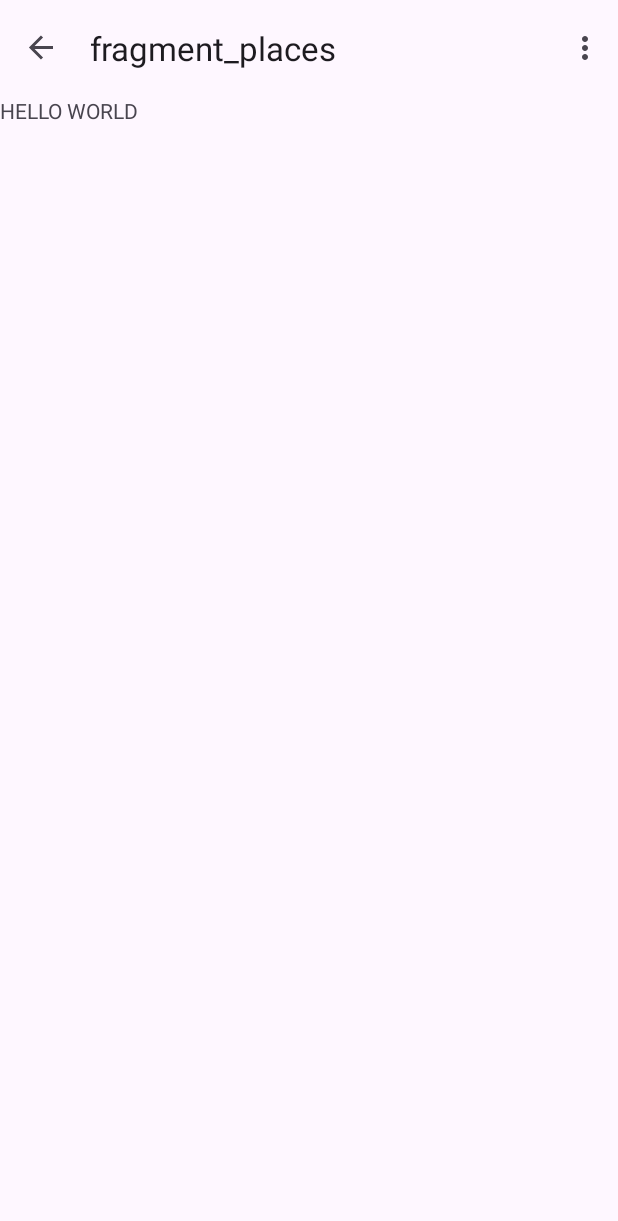
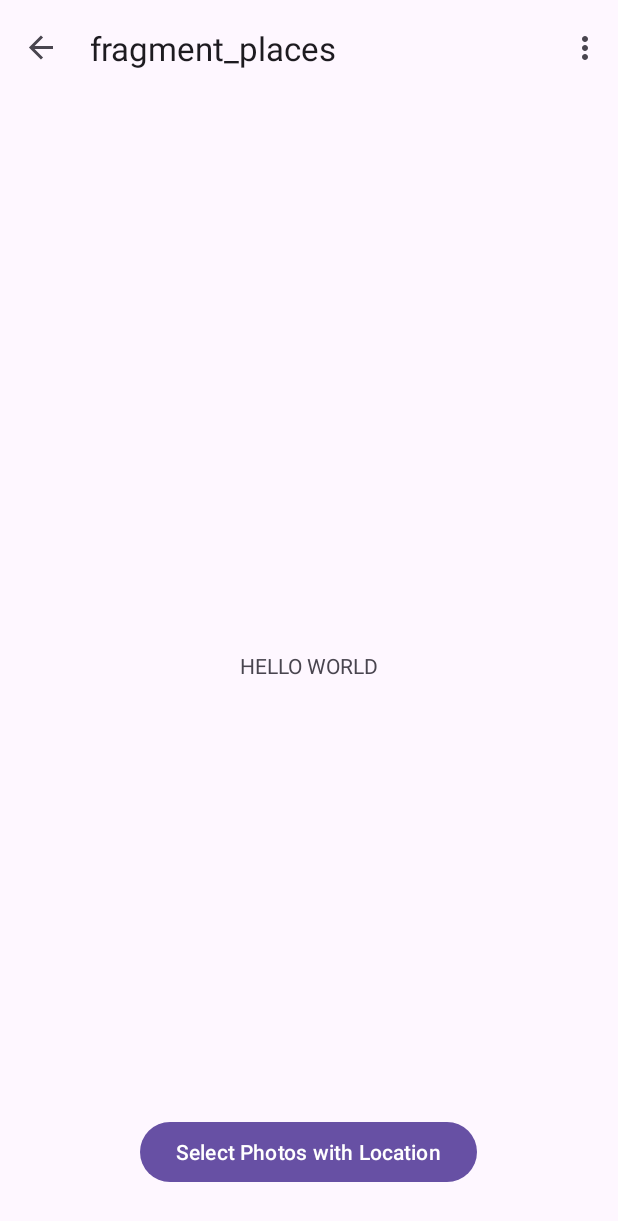
Before and after one commit to Exterminator11/Csci_ASP, an Android app: the screen it shows after launch (MainActivity), after a tap on "Feature 3", on a phone screen of 412 x 824 dp. Shown: the top 1221 px of the screen. Run offline under Robolectric (Android 15) with nearby library versions, the light colour scheme and no system bars; our stand-ins replace navigation-ui.

Commit message:
extraction of location data from photo metadata now works

```diff
--- a/app/src/main/AndroidManifest.xml
+++ b/app/src/main/AndroidManifest.xml
@@ -2,6 +2,7 @@
 <manifest xmlns:android="http://schemas.android.com/apk/res/android"
     xmlns:tools="http://schemas.android.com/tools">
 
+    <uses-permission android:name="android.permission.ACCESS_MEDIA_LOCATION" />
     <uses-permission android:name="android.permission.READ_MEDIA_IMAGES" />
     <uses-permission
         android:name="android.permission.READ_EXTERNAL_STORAGE"
--- a/app/src/main/java/com/example/csci_asp/places/PlacesFragment.kt
+++ b/app/src/main/java/com/example/csci_asp/places/PlacesFragment.kt
@@ -1,60 +1,109 @@
 package com.example.csci_asp.places
 
+import android.Manifest
+import android.content.pm.PackageManager
+import android.net.Uri
 import android.os.Bundle
 import androidx.fragment.app.Fragment
 import android.view.LayoutInflater
 import android.view.View
 import android.view.ViewGroup
-import com.example.csci_asp.R
+import androidx.activity.result.ActivityResultLauncher
+import androidx.activity.result.contract.ActivityResultContracts
+import com.example.csci_asp.databinding.FragmentPlacesBinding
 
-// TODO: Rename parameter arguments, choose names that match
-// the fragment initialization parameters, e.g. ARG_ITEM_NUMBER
-private const val ARG_PARAM1 = "param1"
-private const val ARG_PARAM2 = "param2"
+//import androidx.activity.result.PickVisualMediaRequest
+import androidx.core.content.ContextCompat
+//import com.example.csci_asp.R
+import com.google.android.material.snackbar.Snackbar
 
-/**
- * A simple [Fragment] subclass.
- * Use the [PlaceFragment.newInstance] factory method to
- * create an instance of this fragment.
- */
-class PlaceFragment : Fragment() {
-    // TODO: Rename and change types of parameters
-    private var param1: String? = null
-    private var param2: String? = null
+
+
+class PlacesFragment : Fragment() {
+
+    private var _binding: FragmentPlacesBinding? = null
+    private val binding get() = _binding!!
+    private lateinit var photoPickerLauncher: ActivityResultLauncher<String>
+    private lateinit var permissionLauncher: ActivityResultLauncher<String>
 
     override fun onCreate(savedInstanceState: Bundle?) {
         super.onCreate(savedInstanceState)
-        arguments?.let {
-            param1 = it.getString(ARG_PARAM1)
-            param2 = it.getString(ARG_PARAM2)
+
+        // Initialize the permission launcher
+        permissionLauncher = registerForActivityResult(ActivityResultContracts.RequestPermission()) { isGranted: Boolean ->
+            if (isGranted) {
+                // If permission is granted, launch the new picker
+                photoPickerLauncher.launch("image/*") // Pass the MIME type
+            } else {
+                // Explain to the user that the feature is unavailable
+                Snackbar.make(binding.root, "Permission denied. Cannot access photo location data.", Snackbar.LENGTH_LONG).show()
             }
         }
+        // Initialize the launcher here.
+        photoPickerLauncher =
+            registerForActivityResult(ActivityResultContracts.GetContent()) { uri: Uri? ->
+                val safeContext = context
+                if (uri == null || safeContext == null) {
+                    return@registerForActivityResult
+                }
 
+                val contentResolver = safeContext.contentResolver
+                // This call will now work because GetContent provides a compatible URI
+                val photoLocation = PhotoLocation.readLocationMetadata(contentResolver, uri)
+
+                if (photoLocation != null) {
+                    println("Got (Lat,Lng)=(${photoLocation.latitude},${photoLocation.longitude}).")
+                } else {
+                    println("No location metadata found in the selected image.")
+                }
+            }
+    }
     override fun onCreateView(
         inflater: LayoutInflater, container: ViewGroup?,
         savedInstanceState: Bundle?
-    ): View? {
-        // Inflate the layout for this fragment
-        return inflater.inflate(R.layout.fragment_places, container, false)
+    ): View {
+        _binding = FragmentPlacesBinding.inflate(inflater, container, false)
+        return binding.root
     }
 
-    companion object {
-        /**
-         * Use this factory method to create a new instance of
-         * this fragment using the provided parameters.
-         *
-         * @param param1 Parameter 1.
-         * @param param2 Parameter 2.
-         * @return A new instance of fragment PlaceFragment.
-         */
-        // TODO: Rename and change types and number of parameters
-        @JvmStatic
-        fun newInstance(param1: String, param2: String) =
-            PlaceFragment().apply {
-                arguments = Bundle().apply {
-                    putString(ARG_PARAM1, param1)
-                    putString(ARG_PARAM2, param2)
+    override fun onViewCreated(view: View, savedInstanceState: Bundle?) {
+        super.onViewCreated(view, savedInstanceState)
+
+        binding.selectPhotosButton.setOnClickListener {
+            // Check if permission is already granted
+            when {
+                ContextCompat.checkSelfPermission(
+                    requireContext(),
+                    Manifest.permission.ACCESS_MEDIA_LOCATION
+                ) == PackageManager.PERMISSION_GRANTED -> {
+                    // 4. Launch the GetContent picker with the "image/*" MIME type
+                    photoPickerLauncher.launch("image/*")
+                }
+                else -> {
+                    // If permission is not granted, launch the permission request
+                    permissionLauncher.launch(Manifest.permission.ACCESS_MEDIA_LOCATION)
                 }
             }
         }
     }
+
+    override fun onDestroyView() {
+        super.onDestroyView()
+        _binding = null
+    }
+//    private fun applySelection(uris: List<Uri>) {
+//        val trimmed = if (uris.size > MAX_SELECTION) {
+//            _binding?.let {
+//                Snackbar.make(
+//                    it.root,
+//                    getString(R.string.scrapbook_max_selection, MAX_SELECTION),
+//                    Snackbar.LENGTH_SHORT
+//                ).show()
+//            }
+//            uris.take(MAX_SELECTION)
+//        } else {
+//            uris
+//        }
+//        viewModel.setPhotos(trimmed.toList())
+//    }
+}
--- a/app/src/main/res/layout/fragment_places.xml
+++ b/app/src/main/res/layout/fragment_places.xml
@@ -3,12 +3,22 @@
     xmlns:tools="http://schemas.android.com/tools"
     android:layout_width="match_parent"
     android:layout_height="match_parent"
-    tools:context=".places.PlaceFragment">
+    tools:context=".places.PlacesFragment">
 
     <!-- TODO: Update blank fragment layout -->
     <TextView
         android:layout_width="match_parent"
         android:layout_height="match_parent"
-        android:text="HELLO WORLD" />
+        android:text="HELLO WORLD"
+        android:gravity="center" />
+
+    <Button
+        android:id="@+id/selectPhotosButton"
+        android:layout_width="wrap_content"
+        android:layout_height="wrap_content"
+        android:text="Select Photos with Location"
+        android:layout_gravity="bottom|center_horizontal"
+        android:layout_marginBottom="32dp" />
+
 
 </FrameLayout>
--- a/app/src/main/res/navigation/nav_graph.xml
+++ b/app/src/main/res/navigation/nav_graph.xml
@@ -20,7 +20,7 @@
             app:destination="@id/MoviesFragment" />
         <action
             android:id="@+id/action_home_to_places"
-            app:destination="@id/PlaceFragment" />
+            app:destination="@id/PlacesFragment" />
 
         <action
             android:id="@+id/action_home_to_photoDetail"
@@ -39,8 +39,8 @@
         android:label="@string/movies_heading"
         tools:layout="@layout/fragment_movies" />
     <fragment
-        android:id="@+id/PlaceFragment"
-        android:name="com.example.csci_asp.places.PlaceFragment"
+        android:id="@+id/PlacesFragment"
+        android:name="com.example.csci_asp.places.PlacesFragment"
         android:label="fragment_places"
         tools:layout="@layout/fragment_places" />
     <fragment
```
Also changed, not shown: app/src/main/java/com/example/csci_asp/places/PhotoLocation.kt (+49 -15 lines). Lines whose indentation alone changed are shown as unchanged.
